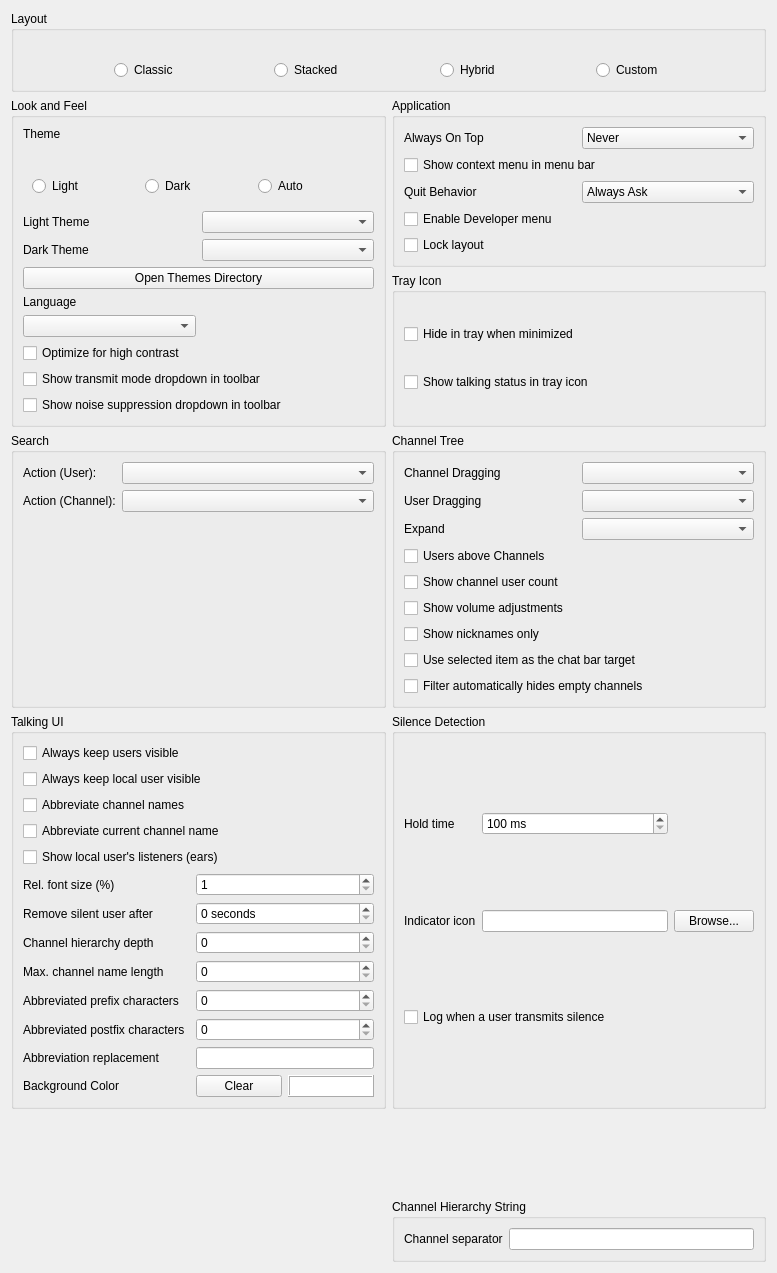
Above: src/mumble/LookConfig.ui from d3adb5/mumble before the change. Below: the same form after it.
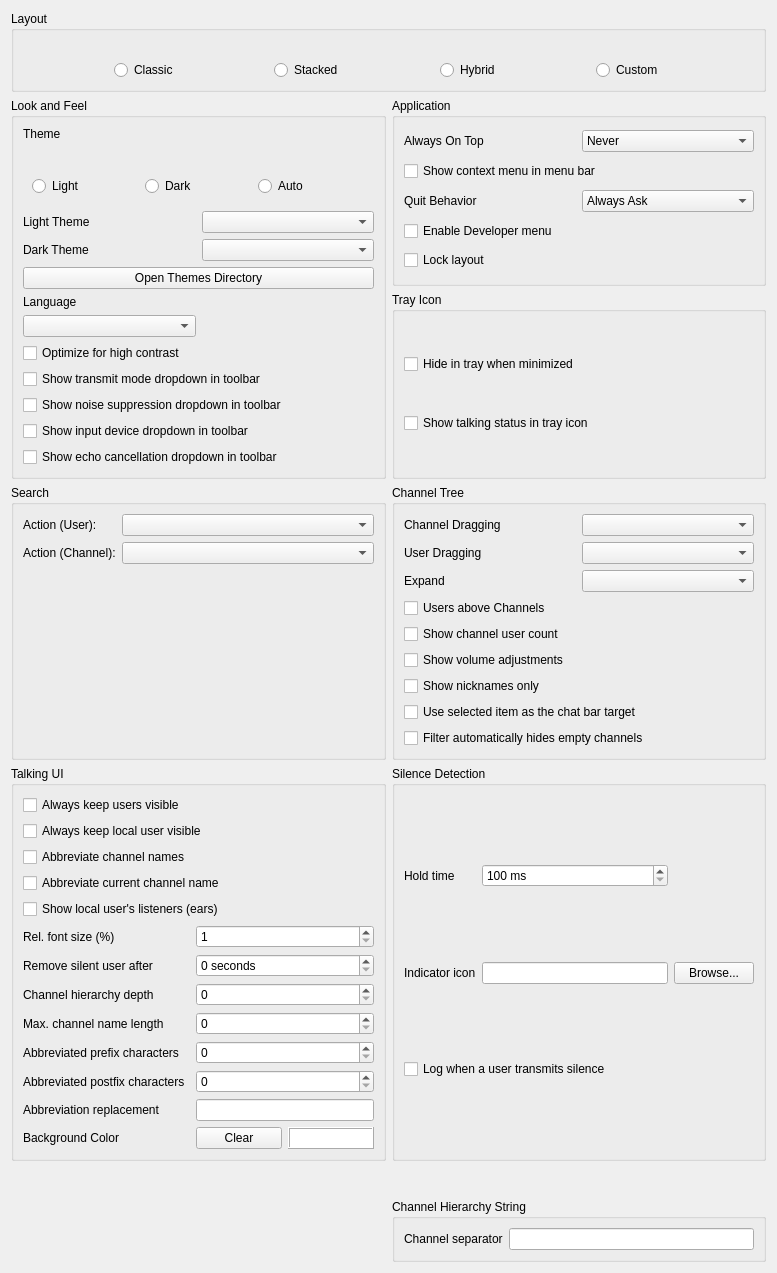
That is the form after the change. Icons and pictures are not drawn. Custom widgets are drawn as their Qt base class.

Commit message: feat: add input-device and echo-cancellation dropdowns to the main window

The edit to the form file:
```diff
--- a/src/mumble/LookConfig.ui
+++ b/src/mumble/LookConfig.ui
@@ -1222,6 +1222,20 @@
         </property>
        </widget>
       </item>
+      <item row="13" column="0" colspan="2">
+       <widget class="QCheckBox" name="qcbShowInputDeviceComboBox">
+        <property name="text">
+         <string>Show input device dropdown in toolbar</string>
+        </property>
+       </widget>
+      </item>
+      <item row="14" column="0" colspan="2">
+       <widget class="QCheckBox" name="qcbShowEchoCancelComboBox">
+        <property name="text">
+         <string>Show echo cancellation dropdown in toolbar</string>
+        </property>
+       </widget>
+      </item>
       <item row="5" column="0">
        <widget class="QLabel" name="qliDarkTheme">
         <property name="text">
```
The commit also changes 8 other files.
